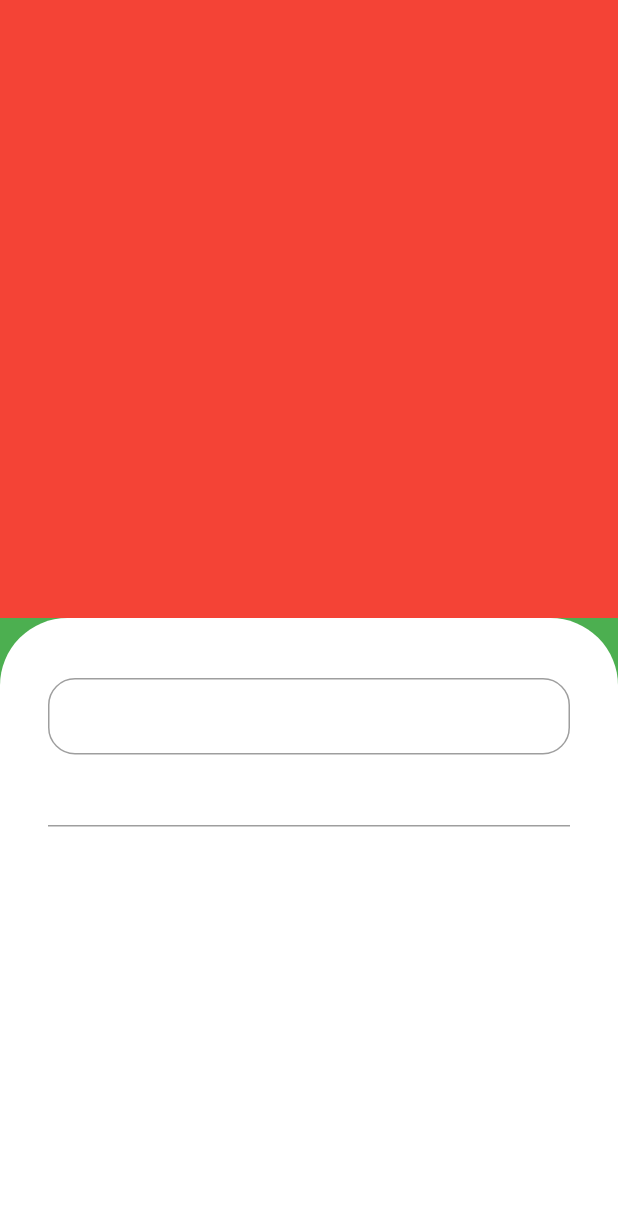
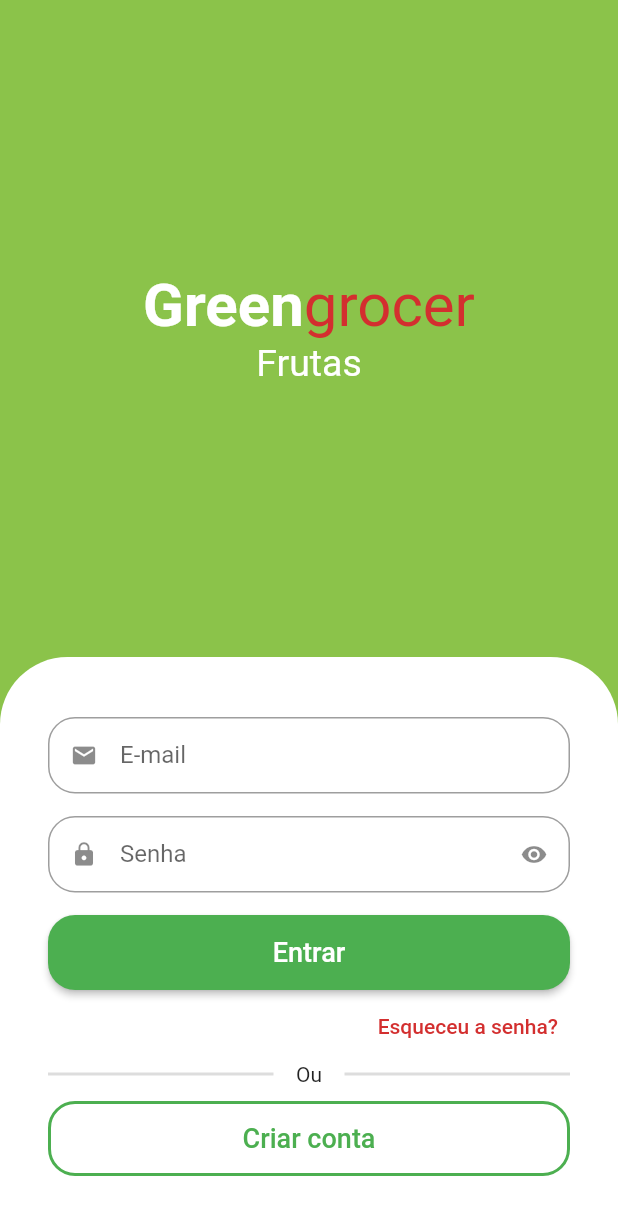
Before and after one commit to alexandrel5/greengrocer, a Flutter app: the screen it shows after launch, on a phone screen of 412 x 824 dp. Shown: the top 1215 px of the screen. Run offline on Flutter 3.47's test engine with Material 2 defaults, Android fonts, the phone set to English and light mode, and no system bars; drawn by our look-alikes of animated_text_kit.

Commit message:
Tela inicial

```diff
--- /dev/null
+++ b/lib/src/auth/components/custom_text_field.dart
@@ -0,0 +1,56 @@
+import 'package:flutter/material.dart';
+
+class CustomTextField extends StatefulWidget {
+  final IconData icon;
+  final String label;
+  final bool isSecret;
+
+  const CustomTextField({
+    super.key,
+    required this.icon,
+    required this.label,
+    this.isSecret = false,
+  });
+
+  @override
+  State<CustomTextField> createState() => _CustomTextFieldState();
+}
+
+class _CustomTextFieldState extends State<CustomTextField> {
+  bool isObscure = false;
+
+  @override
+  void initState() {
+    super.initState();
+    isObscure = widget.isSecret;
+  }
+
+  @override
+  Widget build(BuildContext context) {
+    return Padding(
+      padding: const EdgeInsets.only(bottom: 15),
+      child: TextFormField(
+        obscureText: isObscure,
+        decoration: InputDecoration(
+          prefixIcon: Icon(widget.icon),
+          suffixIcon: widget.isSecret
+              ? IconButton(
+                  onPressed: () {
+                    setState(() {
+                      isObscure = !isObscure;
+                    });
+                  },
+                  icon:
+                      Icon(isObscure ? Icons.visibility : Icons.visibility_off),
+                )
+              : null,
+          labelText: widget.label,
+          isDense: true,
+          border: OutlineInputBorder(
+            borderRadius: BorderRadius.circular(18),
+          ),
+        ),
+      ),
+    );
+  }
+}
--- a/lib/src/auth/sign_in_screen.dart
+++ b/lib/src/auth/sign_in_screen.dart
@@ -1,23 +1,78 @@
+import 'package:animated_text_kit/animated_text_kit.dart';
 import 'package:flutter/material.dart';
 import 'package:flutter/src/widgets/container.dart';
 import 'package:flutter/src/widgets/framework.dart';
+import 'package:greengrocer/src/config/custom_colors.dart';
+
+import 'components/custom_text_field.dart';
 
 class SignInScreen extends StatelessWidget {
   const SignInScreen({super.key});
 
   @override
   Widget build(BuildContext context) {
+    final size = MediaQuery.of(context).size;
+
     return Scaffold(
-      backgroundColor: Colors.green,
-      body: Column(
+      backgroundColor: CustomColors.customSwatchColor,
+      body: SingleChildScrollView(
+        child: SizedBox(
+          height: size.height,
+          width: size.width,
+          child: Column(
             children: [
               Expanded(
-            child: Container(
-              color: Colors.red,
+                  child: Column(
+                mainAxisAlignment: MainAxisAlignment.center,
+                children: [
+                  //Nome do App
+                  Text.rich(
+                    TextSpan(
+                      style: const TextStyle(
+                        fontSize: 40,
+                      ),
+                      children: [
+                        const TextSpan(
+                          text: "Green",
+                          style: TextStyle(
+                            color: Colors.white,
+                            fontWeight: FontWeight.bold,
                           ),
                         ),
-          Expanded(
-            child: Container(
+                        TextSpan(
+                          text: "grocer",
+                          style: TextStyle(
+                            color: CustomColors.customContrastColors,
+                          ),
+                        ),
+                      ],
+                    ),
+                  ),
+                  //Categoria
+                  SizedBox(
+                    height: 30,
+                    child: DefaultTextStyle(
+                      style: const TextStyle(
+                        fontSize: 25,
+                      ),
+                      child: AnimatedTextKit(
+                        pause: Duration.zero,
+                        repeatForever: true,
+                        animatedTexts: [
+                          FadeAnimatedText("Frutas"),
+                          FadeAnimatedText("Verduras"),
+                          FadeAnimatedText("Legumes"),
+                          FadeAnimatedText("Carnes"),
+                          FadeAnimatedText("Cereais"),
+                          FadeAnimatedText("Laticinios"),
+                        ],
+                      ),
+                    ),
+                  ),
+                ],
+              )),
+              //Formulario
+              Container(
                 padding: const EdgeInsets.symmetric(
                   horizontal: 32,
                   vertical: 40,
@@ -29,24 +84,100 @@ class SignInScreen extends StatelessWidget {
                   ),
                 ),
                 child: Column(
+                  crossAxisAlignment: CrossAxisAlignment.stretch,
                   children: [
                     // Email
-                  TextFormField(
-                    decoration: InputDecoration(
-                      isDense: true,
-                      border: OutlineInputBorder(
+                    const CustomTextField(
+                      icon: Icons.email,
+                      label: "E-mail",
+                    ),
+
+                    //Senha
+                    const CustomTextField(
+                      icon: Icons.lock,
+                      label: "Senha",
+                      isSecret: true,
+                    ),
+                    //Entrar
+                    SizedBox(
+                      height: 50,
+                      child: ElevatedButton(
+                        style: ElevatedButton.styleFrom(
+                          shape: RoundedRectangleBorder(
                             borderRadius: BorderRadius.circular(18),
                           ),
                         ),
+                        onPressed: () {},
+                        child: const Text(
+                          'Entrar',
+                          style: TextStyle(fontSize: 18),
                         ),
-                  //Senha
-                  TextFormField(),
+                      ),
+                    ),
+                    //Esqueceu a senha
+                    Align(
+                      alignment: Alignment.centerRight,
+                      child: TextButton(
+                        onPressed: () {},
+                        child: Text(
+                          "Esqueceu a senha?",
+                          style: TextStyle(
+                            color: CustomColors.customContrastColors,
+                          ),
+                        ),
+                      ),
+                    ),
+                    //Divisor
+                    Padding(
+                      padding: const EdgeInsets.only(bottom: 10),
+                      child: Row(
+                        children: [
+                          Expanded(
+                            child: Divider(
+                              color: Colors.grey.withAlpha(90),
+                              thickness: 2,
+                            ),
+                          ),
+                          const Padding(
+                            padding: EdgeInsets.symmetric(horizontal: 15),
+                            child: Text("Ou"),
+                          ),
+                          Expanded(
+                            child: Divider(
+                              color: Colors.grey.withAlpha(90),
+                              thickness: 2,
+                            ),
+                          ),
                         ],
+                      ),
+                    ),
+                    //Botão novo usuario
+                    SizedBox(
+                      height: 50,
+                      child: OutlinedButton(
+                        style: OutlinedButton.styleFrom(
+                          shape: RoundedRectangleBorder(
+                            borderRadius: BorderRadius.circular(18),
+                          ),
+                          side: const BorderSide(
+                            width: 2,
+                            color: Colors.green,
+                          ),
+                        ),
+                        onPressed: () {},
+                        child: const Text(
+                          "Criar conta",
+                          style: TextStyle(fontSize: 18),
                         ),
                       ),
                     ),
                   ],
                 ),
+              ),
+            ],
+          ),
+        ),
+      ),
     );
   }
 }
--- /dev/null
+++ b/lib/src/auth/sign_up_screen.dart
@@ -0,0 +1,11 @@
+import 'package:flutter/src/widgets/container.dart';
+import 'package:flutter/src/widgets/framework.dart';
+
+class SignUpScreen extends StatelessWidget {
+  const SignUpScreen({super.key});
+
+  @override
+  Widget build(BuildContext context) {
+    return Container();
+  }
+}
--- /dev/null
+++ b/lib/src/config/custom_colors.dart
@@ -0,0 +1,20 @@
+import "package:flutter/material.dart";
+
+Map<int, Color> _swatchOpacity = {
+  50: const Color.fromRGBO(139, 195, 74, .1),
+  100: const Color.fromRGBO(139, 195, 74, .2),
+  200: const Color.fromRGBO(139, 195, 74, .3),
+  300: const Color.fromRGBO(139, 195, 74, .4),
+  400: const Color.fromRGBO(139, 195, 74, .5),
+  500: const Color.fromRGBO(139, 195, 74, .6),
+  600: const Color.fromRGBO(139, 195, 74, .7),
+  700: const Color.fromRGBO(139, 195, 74, .8),
+  800: const Color.fromRGBO(139, 195, 74, .9),
+  900: const Color.fromRGBO(139, 195, 74, 1),
+};
+
+abstract class CustomColors {
+  static Color customContrastColors = Colors.red.shade700;
+  static MaterialColor customSwatchColor =
+      MaterialColor(0xff8bc34a, _swatchOpacity);
+}
--- a/pubspec.yaml
+++ b/pubspec.yaml
@@ -36,6 +36,7 @@ dependencies:
   # The following adds the Cupertino Icons font to your application.
   # Use with the CupertinoIcons class for iOS style icons.
   cupertino_icons: ^1.0.2
+  animated_text_kit: ^4.2.2
 
 dev_dependencies:
   flutter_test:
```
Lines whose indentation alone changed are shown as unchanged.
